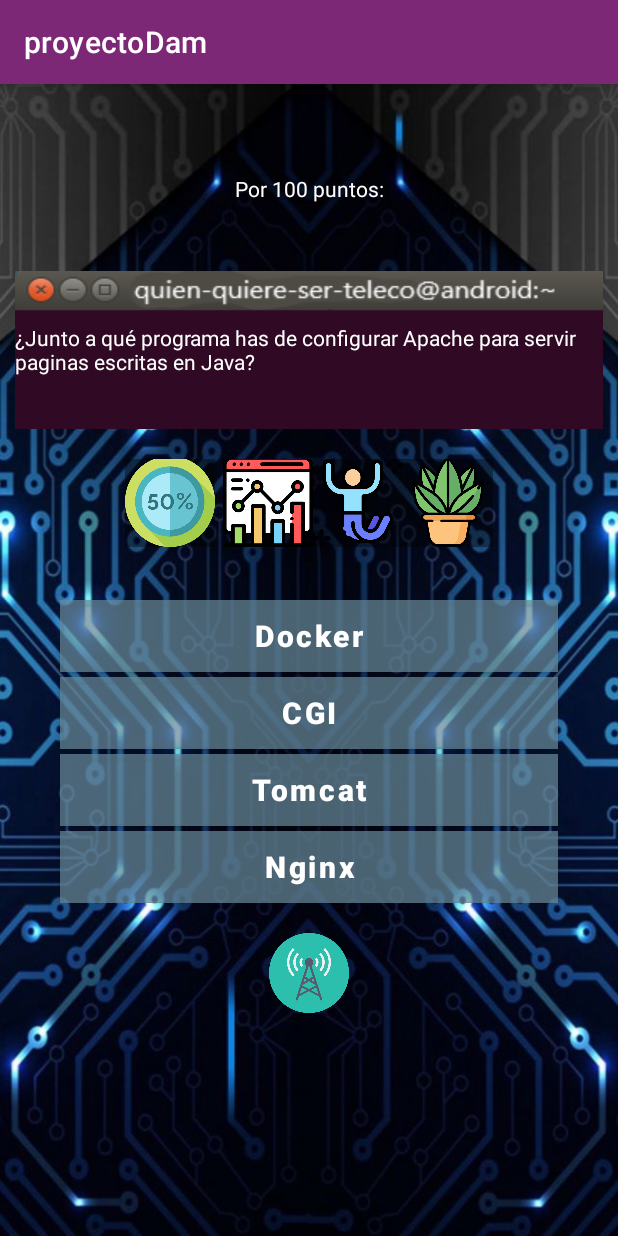
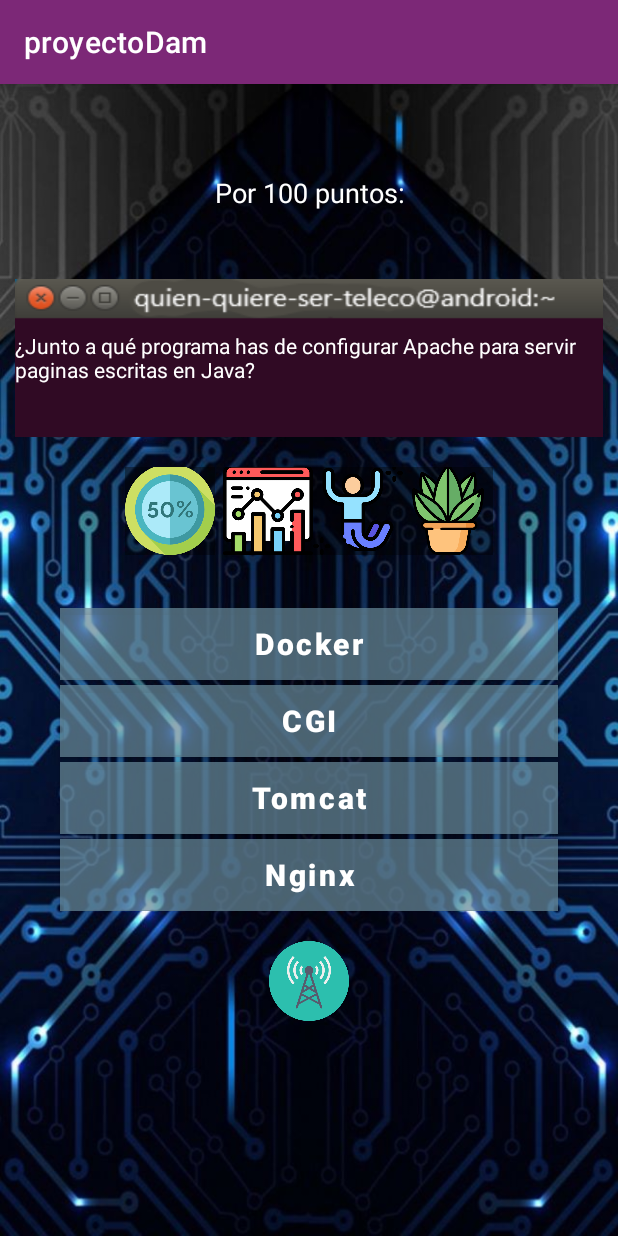
Before and after one commit to iyomigue/JuegoDam, an Android app: the MainActivity screen opened directly, with no data from a screen before it, on a phone screen of 412 x 824 dp. Run offline under Robolectric (Android 15) with nearby library versions, the phone set to English and light mode, and no system bars.

Commit message:
Mensajes victoria

```diff
--- a/app/src/main/java/com/dam/proyecto/MainActivity.java
+++ b/app/src/main/java/com/dam/proyecto/MainActivity.java
@@ -161,6 +161,10 @@
             d.setText(p.getD());
             preg.setText(p.getPregunta());
             puntuacion.setText("Por " + (puntos + 100) + " puntos:");
+            if ((puntos+100)==1000)
+            {
+                puntuacion.setText("Por un cuatrimestre con todas aprobadas");
+            }
             array[index] = numeroAleatorio;
 
             //cojo el layout de progreso
--- a/app/src/main/res/layout/final_layout.xml
+++ b/app/src/main/res/layout/final_layout.xml
@@ -70,7 +70,7 @@
     <TextView
         android:id="@+id/puntos"
         android:layout_marginTop="100dp"
-        android:layout_marginLeft="140dp"
+        android:layout_centerHorizontal="true"
         android:layout_width="wrap_content"
         android:layout_height="wrap_content"
         android:text="PUNTUACION: " />
--- a/app/src/main/res/layout/pregunta.xml
+++ b/app/src/main/res/layout/pregunta.xml
@@ -16,6 +16,7 @@
         android:layout_marginTop="50dp"
         android:gravity="center|bottom"
         android:text="Por 1200 puntos:"
+        android:textSize="18dp"
         android:textColor="@color/white"></TextView>
 
     <RelativeLayout
```
Also changed, not shown: app/src/main/java/com/dam/proyecto/PantallaFinal.java (+10 -0 lines).
